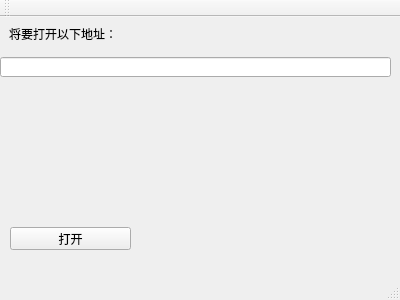
Above: OpenAmlogicWebsite/mainwindow.ui from wh19910525/Open-address before the change. Below: the same form after it.
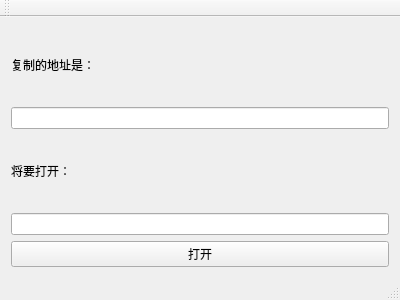
That is the form after the change.

The edit to the form file:
```diff
--- a/OpenAmlogicWebsite/mainwindow.ui
+++ b/OpenAmlogicWebsite/mainwindow.ui
@@ -14,42 +14,35 @@
    <string>MainWindow</string>
   </property>
   <widget class="QWidget" name="centralWidget">
+   <layout class="QGridLayout" name="gridLayout">
+    <item row="0" column="0">
    <widget class="QLabel" name="label">
-    <property name="geometry">
-     <rect>
-      <x>9</x>
-      <y>9</y>
-      <width>151</width>
-      <height>16</height>
-     </rect>
-    </property>
+      <property name="text">
+       <string>复制的地址是：</string>
+      </property>
+     </widget>
+    </item>
+    <item row="1" column="0">
+     <widget class="QLineEdit" name="textEdit_address"/>
+    </item>
+    <item row="2" column="0">
+     <widget class="QLabel" name="label_2">
     <property name="text">
-     <string>将要打开以下地址：</string>
-    </property>
-   </widget>
+       <string>将要打开：</string>
+      </property>
+     </widget>
+    </item>
+    <item row="3" column="0">
+     <widget class="QLineEdit" name="lineEdit"/>
+    </item>
+    <item row="4" column="0">
    <widget class="QPushButton" name="pushButton">
-    <property name="geometry">
-     <rect>
-      <x>10</x>
-      <y>210</y>
-      <width>121</width>
-      <height>23</height>
-     </rect>
-    </property>
     <property name="text">
      <string>打开</string>
     </property>
    </widget>
-   <widget class="QLineEdit" name="textEdit_address">
-    <property name="geometry">
-     <rect>
-      <x>0</x>
-      <y>40</y>
-      <width>391</width>
-      <height>20</height>
-     </rect>
-    </property>
-   </widget>
+    </item>
+   </layout>
   </widget>
   <widget class="QMenuBar" name="menuBar">
    <property name="geometry">
```
Lines whose indentation alone changed are shown as unchanged.
